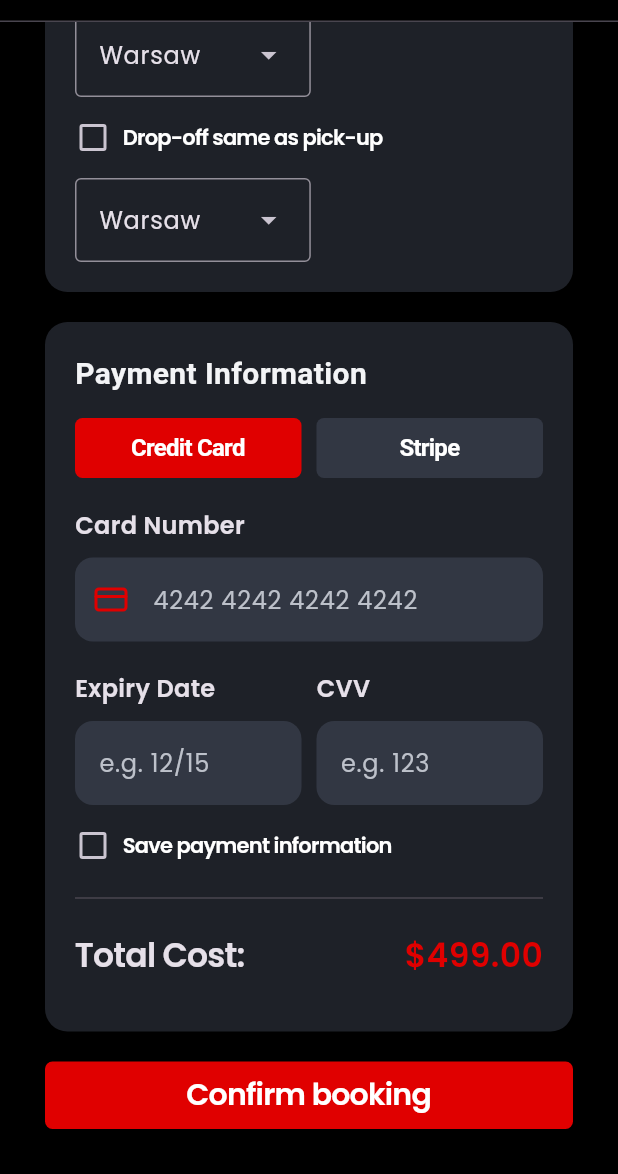
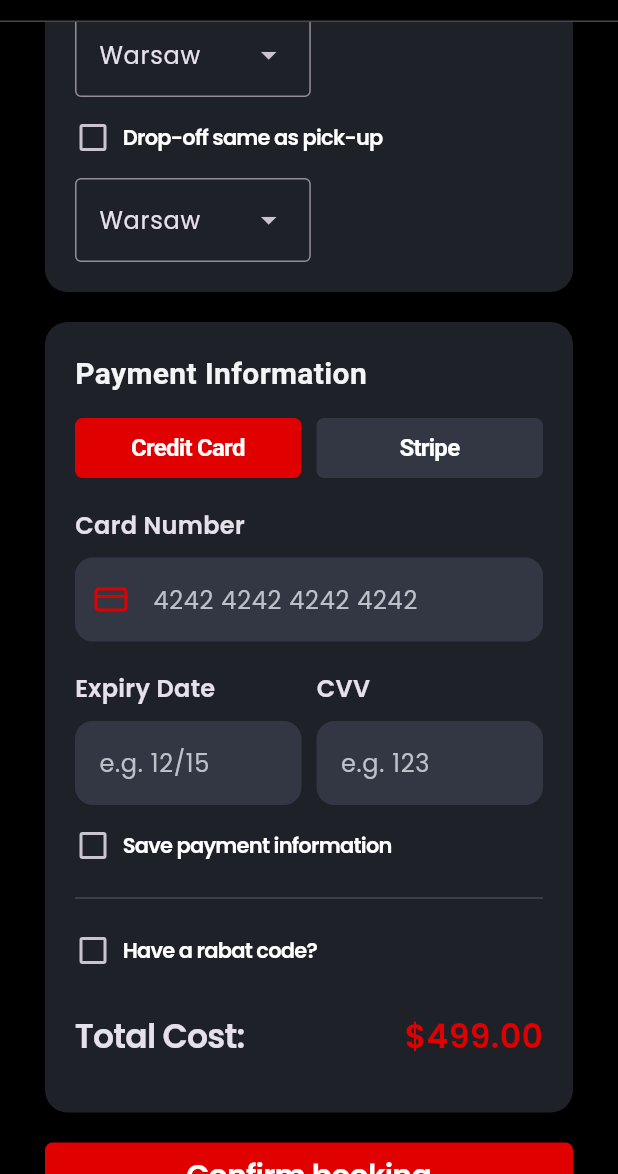
Before and after one commit to kuba122388/Vrooom, a Flutter app: the BookingDetailsPage screen opened by its route, scrolled down 436 dp, on a phone screen of 412 x 824 dp, the part 62-1236 px from its top. Run offline on Flutter 3.47's test engine with Material 3 defaults, Android fonts, the phone set to English and light mode, and no system bars; our stand-ins replace flutter_bloc, flutter_svg, pinput.

Commit message:
Feature: Add promo code discount section to booking details page (#12)
- Add checkbox to toggle visibility of promo code input
- Implement text field and button for entering a discount code
- Introduc discountAmount, haveRabatCode, and totalPrice state variables
- Update total cost calculation to include future discount logic
- Adjust UI to display initial price, discount, and updated total dynamically

```diff
--- a/lib/presentation/listings/pages/booking_details_page.dart
+++ b/lib/presentation/listings/pages/booking_details_page.dart
@@ -25,6 +25,11 @@ enum PaymentMethod { creditCard, stripe }
 class _BookingDetailsPageState extends State<BookingDetailsPage> {
   bool isSameLocation = false;
   bool savePaymentInfo = false;
+
+  bool haveRabatCode = false;
+  double discountAmount = 0.0;
+  double totalPrice = 499.0;
+
   DateTime startDate = DateTime(
     DateTime.now().year,
     DateTime.now().month,
@@ -79,14 +84,16 @@ class _BookingDetailsPageState extends State<BookingDetailsPage> {
                         setState(() {
                           endDate = date;
                           if (endDate.isBefore(startDate)) {
-                            startDate = endDate.subtract(const Duration(days: 1));
+                            startDate =
+                                endDate.subtract(const Duration(days: 1));
                           }
                         });
                       },
                     ),
                     InfoRow(
                       label: "Total Duration:",
-                      value: "${endDate.difference(startDate).inDays + 1} day(s)",
+                      value:
+                          "${endDate.difference(startDate).inDays + 1} day(s)",
                     )
                   ],
                 ),
@@ -163,9 +170,10 @@ class _BookingDetailsPageState extends State<BookingDetailsPage> {
                               alignment: Alignment.center,
                               height: 40.0,
                               decoration: BoxDecoration(
-                                color: selectedPayment == PaymentMethod.creditCard
-                                    ? AppColors.primary
-                                    : AppColors.container.neutral700,
+                                color:
+                                    selectedPayment == PaymentMethod.creditCard
+                                        ? AppColors.primary
+                                        : AppColors.container.neutral700,
                                 borderRadius: BorderRadius.circular(5.0),
                               ),
                               child: const Text(
@@ -247,9 +255,67 @@ class _BookingDetailsPageState extends State<BookingDetailsPage> {
                     const SizedBox(height: AppSpacing.sm),
                     const Divider(),
                     const SizedBox(height: AppSpacing.sm),
-                    const InfoRow(
+                    CustomCheckbox(
+                        value: haveRabatCode,
+                        onChanged: (newValue) {
+                          setState(() {
+                            haveRabatCode = newValue;
+                            if(newValue == false) discountAmount = 0.0;
+                          });
+                        },
+                        label: "Have a rabat code?"),
+                    SizedBox(
+                      height: AppSpacing.xs,
+                    ),
+                    if (haveRabatCode == true)...[
+                      SizedBox(
+                        height: AppSpacing.sm,
+                      ),
+                      Row(
+                        mainAxisSize: MainAxisSize.max,
+                        children: [
+                          Flexible(
+                            flex: 2,
+                            child: TextField(
+                              decoration: InputDecoration(
+                                hintText: "Enter promo code",
+                                fillColor: AppColors.container.neutral700,
+                              ),
+                            ),
+                          ),
+                          const SizedBox(
+                            width: AppSpacing.md,
+                          ),
+                          Flexible(
+                            flex: 1,
+                            child: PrimaryButton(
+                              text: "Enter",
+                              onPressed: () {
+                                setState(() {
+                                  discountAmount = 200.0;
+                                });
+                              },
+                            ),
+                          ),
+                        ],
+                      ),
+                    ],
+                    const SizedBox(height: AppSpacing.md),
+                    if (discountAmount != 0.0)...[
+                      InfoRow(
+                        label: "Initial cost:",
+                        value: "\$${totalPrice.toStringAsFixed(2)}",
+                      ),
+                      SizedBox(height: AppSpacing.xxs),
+                      InfoRow(
+                        label: "Discount:",
+                        value: "-\$${discountAmount.toStringAsFixed(2)}",
+                      ),
+                      SizedBox(height: AppSpacing.sm),
+                    ],
+                    InfoRow(
                       label: "Total Cost:",
-                      value: "\$499.00",
+                      value: "\$${(totalPrice - discountAmount).toStringAsFixed(2)}",
                       fontSize: 22.0,
                     ),
                     const SizedBox(height: AppSpacing.sm),
```
